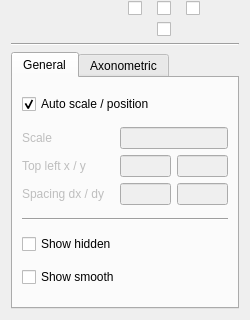
Old version of the form src/Mod/Drawing/Gui/TaskOrthoViews.ui in the repository berndhahnebach/All_FreeCAD; both pictures show x 0 to 250 and y 166 to 486 of the 250 by 486 pixel window.
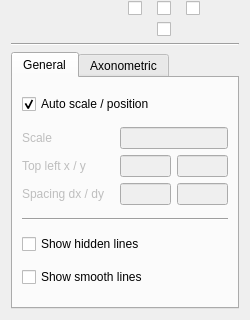
New version of the form. The open tabs and pages were chosen to show the change.

Commit message: + fix text in drawing dialog

```diff
--- a/src/Mod/Drawing/Gui/TaskOrthoViews.ui
+++ b/src/Mod/Drawing/Gui/TaskOrthoViews.ui
@@ -558,14 +558,14 @@
           <bool>true</bool>
          </property>
          <property name="text">
-          <string>Show hidden</string>
+          <string>Show hidden lines</string>
          </property>
         </widget>
        </item>
        <item row="4" column="0">
         <widget class="QCheckBox" name="smooth">
          <property name="text">
-          <string>Show smooth</string>
+          <string>Show smooth lines</string>
          </property>
         </widget>
        </item>
```
The commit also changes 2 other files.
